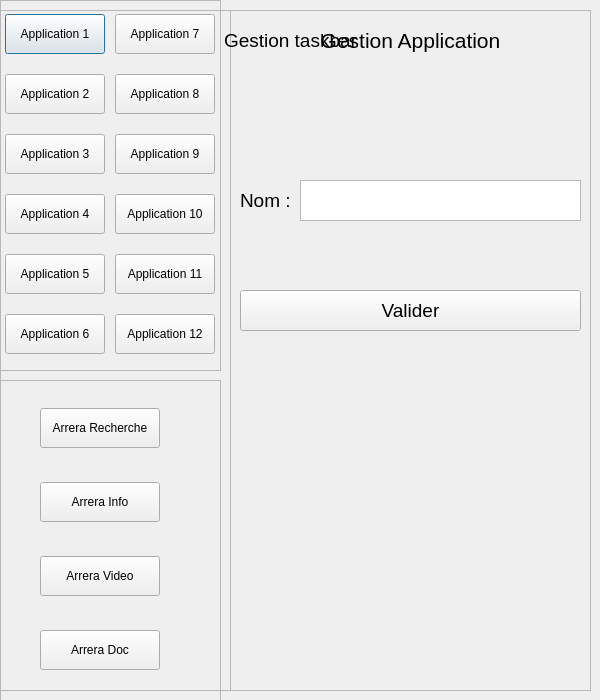
Old version of the form cdaparaarreralib.ui in the repository Arrera-Software/Arrera-Interface.
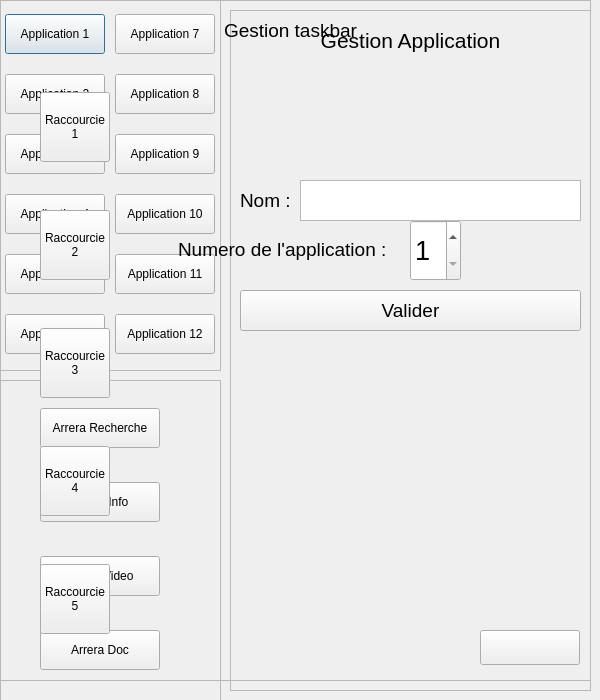
New version of the form. Icons and pictures are not drawn.

Commit message: Creation UIX pour pametre taskbar

```diff
--- a/cdaparaarreralib.ui
+++ b/cdaparaarreralib.ui
@@ -535,7 +535,7 @@
    <property name="geometry">
     <rect>
      <x>0</x>
-     <y>10</y>
+     <y>0</y>
      <width>591</width>
      <height>681</height>
     </rect>
@@ -567,6 +567,196 @@
      <set>Qt::AlignCenter</set>
     </property>
    </widget>
+   <widget class="QSpinBox" name="IDC_CHOXBTN">
+    <property name="geometry">
+     <rect>
+      <x>410</x>
+      <y>220</y>
+      <width>51</width>
+      <height>61</height>
+     </rect>
+    </property>
+    <property name="font">
+     <font>
+      <pointsize>20</pointsize>
+     </font>
+    </property>
+    <property name="minimum">
+     <number>1</number>
+    </property>
+    <property name="maximum">
+     <number>12</number>
+    </property>
+   </widget>
+   <widget class="QPushButton" name="IDC_VALIDERTASKBAR">
+    <property name="geometry">
+     <rect>
+      <x>480</x>
+      <y>630</y>
+      <width>100</width>
+      <height>35</height>
+     </rect>
+    </property>
+    <property name="text">
+     <string/>
+    </property>
+    <property name="icon">
+     <iconset resource="ArreraTheme.qrc">
+      <normaloff>:/iconBTN/valider.png</normaloff>:/iconBTN/valider.png</iconset>
+    </property>
+    <property name="iconSize">
+     <size>
+      <width>100</width>
+      <height>35</height>
+     </size>
+    </property>
+   </widget>
+   <widget class="QWidget" name="verticalLayoutWidget_4">
+    <property name="geometry">
+     <rect>
+      <x>0</x>
+      <y>50</y>
+      <width>160</width>
+      <height>631</height>
+     </rect>
+    </property>
+    <layout class="QVBoxLayout" name="verticalLayout_4">
+     <property name="leftMargin">
+      <number>40</number>
+     </property>
+     <item>
+      <widget class="QPushButton" name="IDC_TASK1">
+       <property name="minimumSize">
+        <size>
+         <width>70</width>
+         <height>70</height>
+        </size>
+       </property>
+       <property name="maximumSize">
+        <size>
+         <width>70</width>
+         <height>70</height>
+        </size>
+       </property>
+       <property name="text">
+        <string>Raccourcie 
+1</string>
+       </property>
+      </widget>
+     </item>
+     <item>
+      <widget class="QPushButton" name="IDC_TASK2">
+       <property name="minimumSize">
+        <size>
+         <width>70</width>
+         <height>70</height>
+        </size>
+       </property>
+       <property name="maximumSize">
+        <size>
+         <width>70</width>
+         <height>70</height>
+        </size>
+       </property>
+       <property name="text">
+        <string>Raccourcie 
+2</string>
+       </property>
+      </widget>
+     </item>
+     <item>
+      <widget class="QPushButton" name="IDC_TASK3">
+       <property name="minimumSize">
+        <size>
+         <width>70</width>
+         <height>70</height>
+        </size>
+       </property>
+       <property name="maximumSize">
+        <size>
+         <width>70</width>
+         <height>70</height>
+        </size>
+       </property>
+       <property name="text">
+        <string>Raccourcie 
+3</string>
+       </property>
+      </widget>
+     </item>
+     <item>
+      <widget class="QPushButton" name="IDC_TASK4">
+       <property name="minimumSize">
+        <size>
+         <width>70</width>
+         <height>70</height>
+        </size>
+       </property>
+       <property name="maximumSize">
+        <size>
+         <width>70</width>
+         <height>70</height>
+        </size>
+       </property>
+       <property name="text">
+        <string>Raccourcie 
+4</string>
+       </property>
+      </widget>
+     </item>
+     <item>
+      <widget class="QPushButton" name="IDC_TASK5">
+       <property name="minimumSize">
+        <size>
+         <width>70</width>
+         <height>70</height>
+        </size>
+       </property>
+       <property name="maximumSize">
+        <size>
+         <width>70</width>
+         <height>70</height>
+        </size>
+       </property>
+       <property name="text">
+        <string>Raccourcie 
+5</string>
+       </property>
+      </widget>
+     </item>
+    </layout>
+   </widget>
+   <widget class="QLabel" name="IDC_LBARAPP">
+    <property name="geometry">
+     <rect>
+      <x>178</x>
+      <y>229</y>
+      <width>231</width>
+      <height>41</height>
+     </rect>
+    </property>
+    <property name="font">
+     <font>
+      <pointsize>14</pointsize>
+     </font>
+    </property>
+    <property name="text">
+     <string>Numero de l'application :</string>
+    </property>
+   </widget>
+   <widget class="QLabel" name="IDC_LRACOURCISELECT">
+    <property name="geometry">
+     <rect>
+      <x>200</x>
+      <y>110</y>
+      <width>281</width>
+      <height>41</height>
+     </rect>
+    </property>
+    <property name="text">
+     <string/>
+    </property>
+   </widget>
   </widget>
  </widget>
  <resources>
```
Left out of the diff: 4 changed lines with no effect on the pictures. The commit also changes 1 other file.
